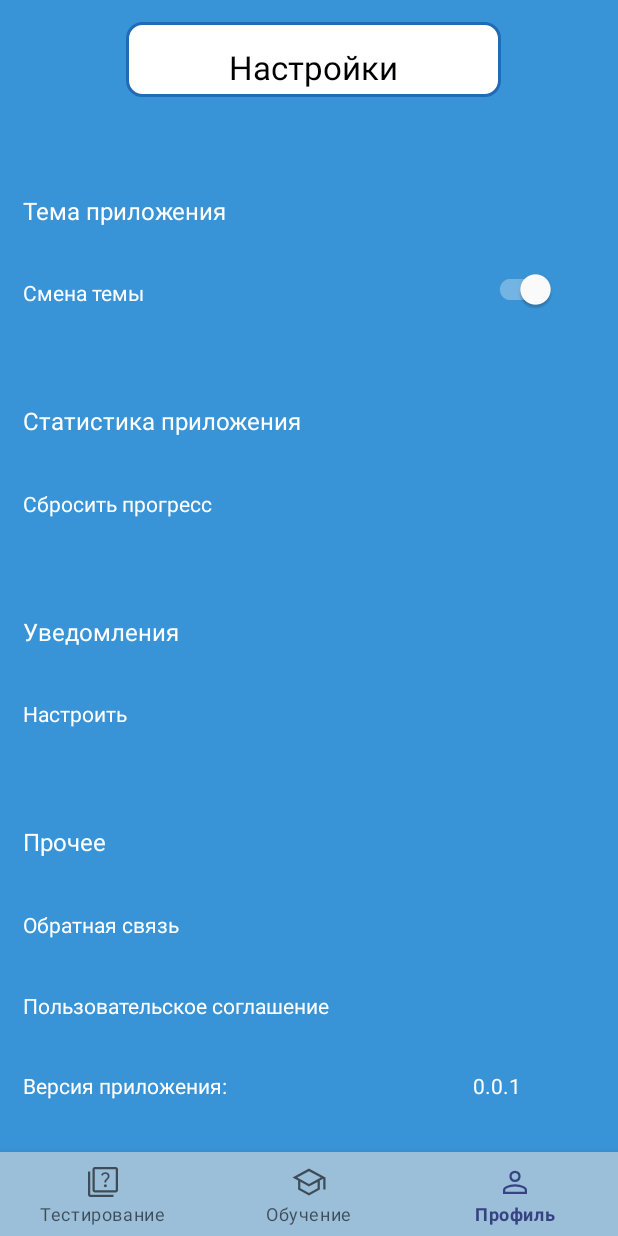
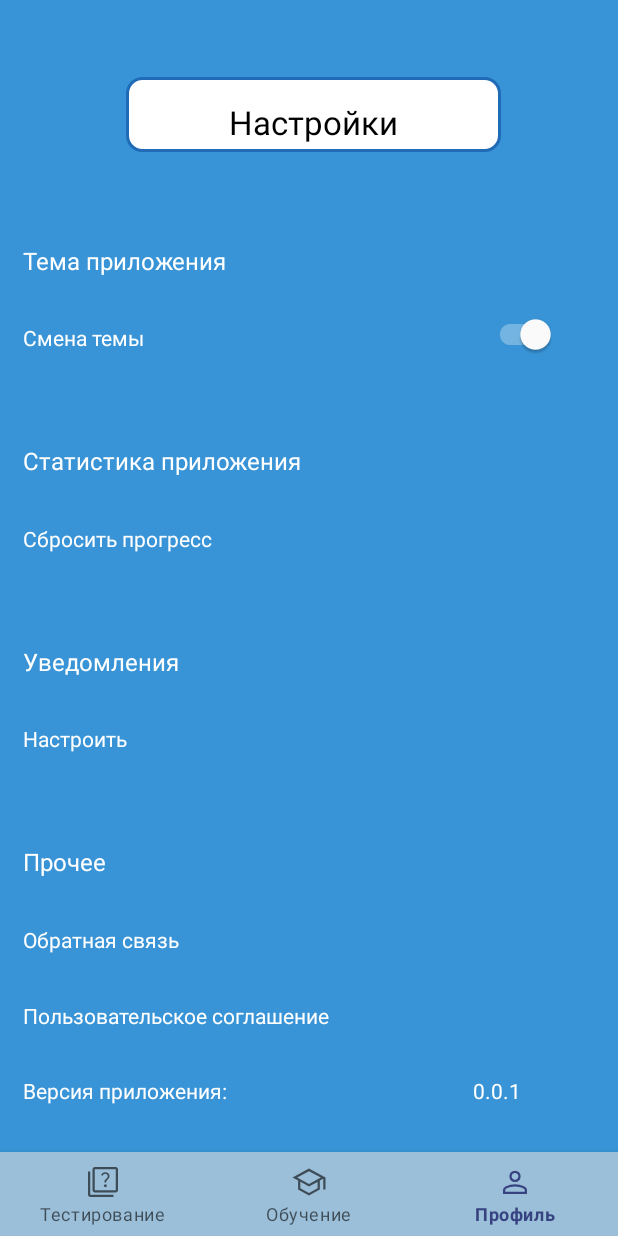
Before and after one commit to pavlushaemae/DeveloperInterview, an Android app: the SettingsFragment screen opened through its navigation route, on a phone screen of 412 x 824 dp. Run offline under Robolectric (Android 15) with nearby library versions, the phone set to English and light mode, and no system bars; our stand-ins replace navigation-ui; Roboto replaces fonts that are not available here.

Commit message:
fix number

```diff
--- a/app/src/main/res/layout/fragment_settings.xml
+++ b/app/src/main/res/layout/fragment_settings.xml
@@ -11,6 +11,7 @@
         style="@style/UbuntuTextViewStyle"
         android:layout_width="250dp"
         android:layout_height="50dp"
+        android:layout_marginTop="40dp"
         android:paddingTop="15dp"
         android:text="@string/settings"
         android:textAlignment="center"
```
